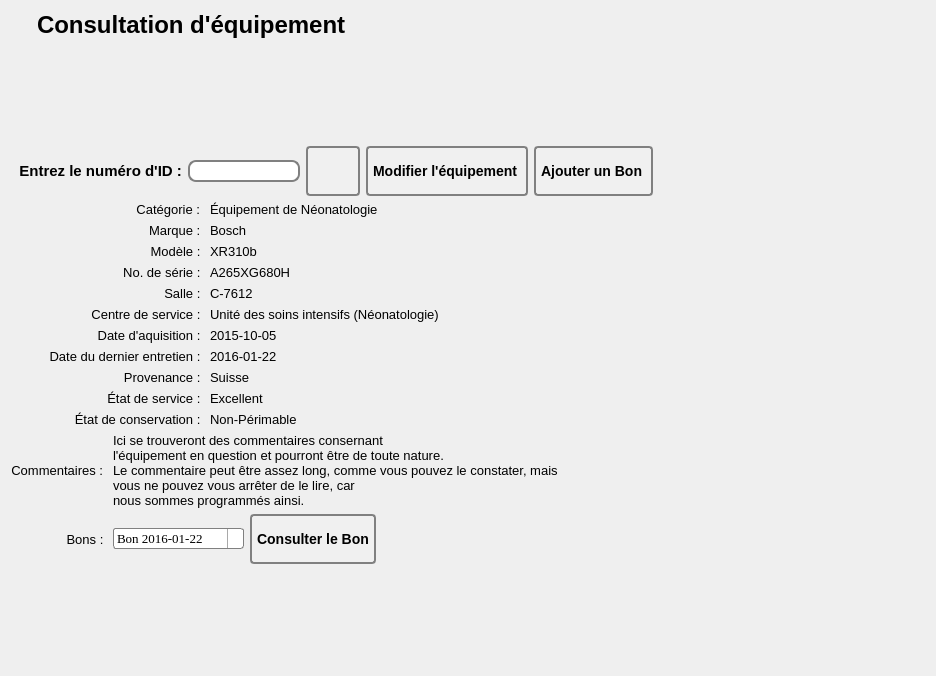
Qt form Interface/FenetresEnUI/ConsultationEquipement.ui (ProjetPC2/SIMM2.0-DEV) before a commit.
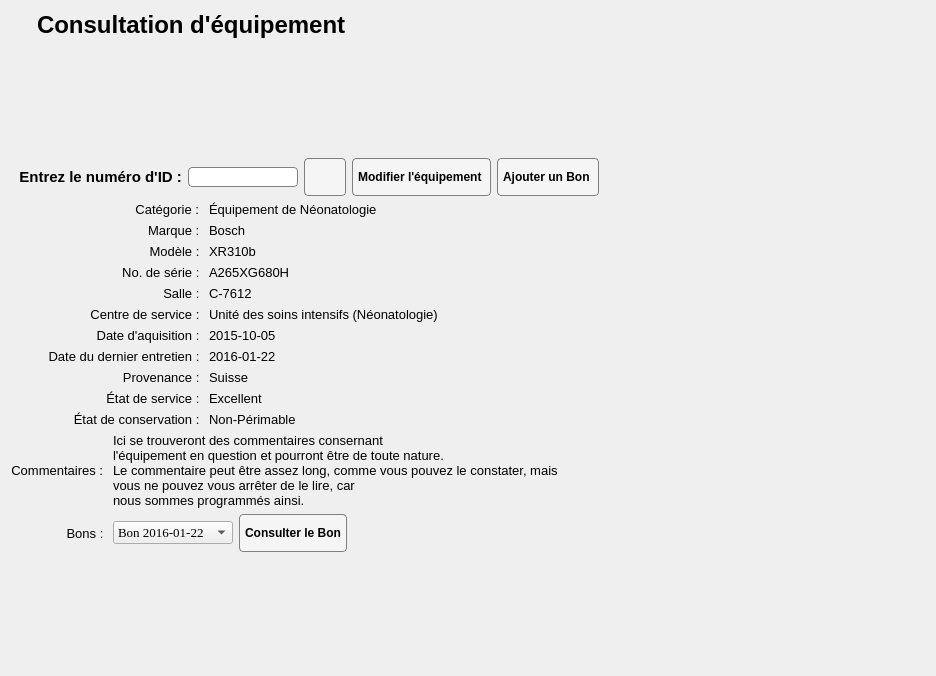
The same form after that commit. Icons and pictures are not drawn.

Diff of the .ui file:
```diff
--- a/Interface/FenetresEnUI/ConsultationEquipement.ui
+++ b/Interface/FenetresEnUI/ConsultationEquipement.ui
@@ -14,100 +14,7 @@
    <string>Form</string>
   </property>
   <property name="styleSheet">
-   <string notr="true">#MainFrame {
-
-background: white;
-}
-QLineEdit {
-padding: 1px;
-border-style: solid;
-border: 2px solid gray;
-border-radius: 8px;
-min-width: 50px;
-max-width: 150px;
-}
-
-QDateEdit {
-max-width: 105px
-}
-
-QPushButton {
-color: black;
-background-color: rgb(240, 240, 240);
-border-width: 2px;
-border-color: grey;
-border-style: solid;
-border-radius: 4px;
-padding: 3px;
-font: bold 14px;
-padding-left: 5px;
-padding-right: 5px;
-min-width: 40px;
-max-width:220px;
-min-height: 40px;
-max-height: 40px;
-}
-
-QPushButton:hover {
-background-color: qlineargradient(x1: 0, y1: 1, x2: 0, y2: 0, stop: 0 #edf2f8, stop: 1 #c8d9ea);
-}
-
-QPushButton:pressed {
-background-color: rgb(193, 213, 243);
-}
-
-
-QComboBox {
-    border: 1px solid gray;
-    border-radius: 3px;
-    padding: 1px 18px 1px 3px;
-    min-width: 8em;
-	max-width: 200px;
-	
-}
-
-QComboBox:editable {
-    background: white;
-}
-
-QComboBox:!editable, QComboBox::drop-down:editable {
-     background: qlineargradient(x1: 0, y1: 0, x2: 0, y2: 1,
-                                 stop: 0 #E1E1E1, stop: 0.4 #DDDDDD,
-                                 stop: 0.5 #D8D8D8, stop: 1.0 #D3D3D3);
-}
-
-/* QComboBox gets the &quot;on&quot; state when the popup is open */
-QComboBox:!editable:on, QComboBox::drop-down:editable:on {
-    background: qlineargradient(x1: 0, y1: 0, x2: 0, y2: 1,
-                                stop: 0 #D3D3D3, stop: 0.4 #D8D8D8,
-                                stop: 0.5 #DDDDDD, stop: 1.0 #E1E1E1);
-}
-
-QComboBox:on { /* shift the text when the popup opens */
-    padding-top: 3px;
-    padding-left: 4px;
-}
-
-QComboBox::drop-down {
-    subcontrol-origin: padding;
-    subcontrol-position: top right;
-    width: 15px;
-
-    border-left-width: 1px;
-    border-left-color: darkgrey;
-    border-left-style: solid; /* just a single line */
-    border-top-right-radius: 3px; /* same radius as the QComboBox */
-    border-bottom-right-radius: 3px;
-}
-
-QComboBox::down-arrow {
-    image: url(/usr/share/icons/crystalsvg/16x16/actions/1downarrow.png);
-}
-
-QComboBox::down-arrow:on { /* shift the arrow when popup is open */
-    top: 1px;
-    left: 1px;
-}</string>
+   <string notr="true"/>
   </property>
   <layout class="QGridLayout" name="gridLayout">
    <item row="0" column="0" colspan="4">
@@ -200,7 +107,18 @@
       </widget>
      </item>
      <item>
-      <widget class="QLineEdit" name="lineEditId"/>
+      <widget class="QLineEdit" name="lineEditId">
+       <property name="styleSheet">
+        <string notr="true">QLineEdit {
+padding: 1px;
+border-style: solid;
+border: 1px solid gray;
+border-radius: 4px;
+min-width: 50px;
+max-width: 150px;
+}</string>
+       </property>
+      </widget>
      </item>
     </layout>
    </item>
@@ -218,6 +136,33 @@
            <bold>true</bold>
           </font>
          </property>
+         <property name="styleSheet">
+          <string notr="true">QPushButton {
+color: black;
+background-color:rgb(245, 245, 245);
+border-width: 1px;
+border-color: grey;
+border-style: solid;
+border-radius: 4px;
+padding: 3px;
+font: bold 12px;
+padding-left: 5px;
+padding-right: 5px;
+min-width: 30px;
+max-width:30px;
+min-height: 30px;
+max-height: 30px;
+}
+
+QPushButton:hover {
+background-color: qlineargradient(x1: 0, y1: 1, x2: 0, y2: 0, stop: 0 #edf2f8, stop: 1 #c8d9ea);
+}
+
+QPushButton:pressed {
+background-color: rgb(193, 213, 243);
+}
+</string>
+         </property>
          <property name="text">
           <string/>
          </property>
@@ -227,8 +172,8 @@
          </property>
          <property name="iconSize">
           <size>
-           <width>36</width>
-           <height>36</height>
+           <width>30</width>
+           <height>30</height>
           </size>
          </property>
         </widget>
@@ -245,6 +190,33 @@
          <bold>true</bold>
         </font>
        </property>
+       <property name="styleSheet">
+        <string notr="true">QPushButton {
+color: black;
+background-color:rgb(245, 245, 245);
+border-width: 1px;
+border-color: grey;
+border-style: solid;
+border-radius: 4px;
+padding: 3px;
+font: bold 12px;
+padding-left: 5px;
+padding-right: 5px;
+min-width: 30px;
+max-width: 200px;
+min-height: 30px;
+max-height: 30px;
+}
+
+QPushButton:hover {
+background-color: qlineargradient(x1: 0, y1: 1, x2: 0, y2: 0, stop: 0 #edf2f8, stop: 1 #c8d9ea);
+}
+
+QPushButton:pressed {
+background-color: rgb(193, 213, 243);
+}
+</string>
+       </property>
        <property name="text">
         <string>Modifier l'équipement </string>
        </property>
@@ -254,14 +226,41 @@
        </property>
        <property name="iconSize">
         <size>
-         <width>42</width>
-         <height>42</height>
+         <width>30</width>
+         <height>30</height>
         </size>
        </property>
       </widget>
      </item>
      <item>
       <widget class="QPushButton" name="boutonAjouterUnBon">
+       <property name="styleSheet">
+        <string notr="true">QPushButton {
+color: black;
+background-color:rgb(245, 245, 245);
+border-width: 1px;
+border-color: grey;
+border-style: solid;
+border-radius: 4px;
+padding: 3px;
+font: bold 12px;
+padding-left: 5px;
+padding-right: 5px;
+min-width: 30px;
+max-width: 200px;
+min-height: 30px;
+max-height: 30px;
+}
+
+QPushButton:hover {
+background-color: qlineargradient(x1: 0, y1: 1, x2: 0, y2: 0, stop: 0 #edf2f8, stop: 1 #c8d9ea);
+}
+
+QPushButton:pressed {
+background-color: rgb(193, 213, 243);
+}
+</string>
+       </property>
        <property name="text">
         <string>Ajouter un Bon </string>
        </property>
@@ -271,8 +270,8 @@
        </property>
        <property name="iconSize">
         <size>
-         <width>35</width>
-         <height>35</height>
+         <width>30</width>
+         <height>30</height>
         </size>
        </property>
       </widget>
@@ -738,6 +737,33 @@
      </item>
      <item>
       <widget class="QPushButton" name="boutonConsulterBon">
+       <property name="styleSheet">
+        <string notr="true">QPushButton {
+color: black;
+background-color:rgb(245, 245, 245);
+border-width: 1px;
+border-color: grey;
+border-style: solid;
+border-radius: 4px;
+padding: 3px;
+font: bold 12px;
+padding-left: 5px;
+padding-right: 5px;
+min-width: 30px;
+max-width: 200px;
+min-height: 30px;
+max-height: 30px;
+}
+
+QPushButton:hover {
+background-color: qlineargradient(x1: 0, y1: 1, x2: 0, y2: 0, stop: 0 #edf2f8, stop: 1 #c8d9ea);
+}
+
+QPushButton:pressed {
+background-color: rgb(193, 213, 243);
+}
+</string>
+       </property>
        <property name="text">
         <string>Consulter le Bon</string>
        </property>
```
